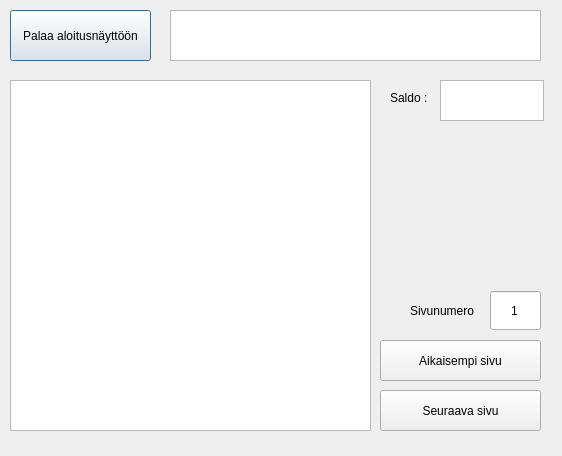
Old version of the form PankkiAutomaatti/exe/selaatilitapahtumia.ui in the repository banksimul2022/group2.
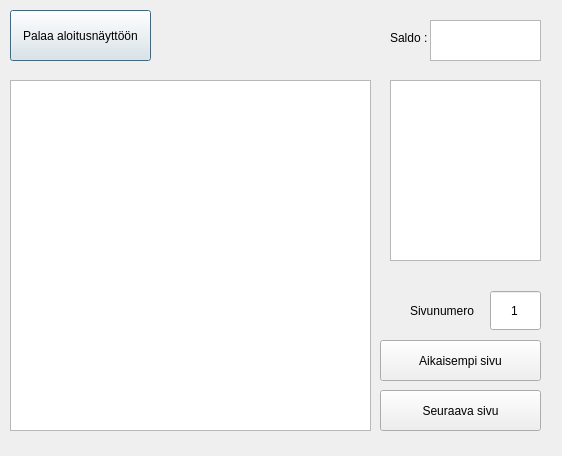
New version of the form.

The edit to the form file:
```diff
--- a/PankkiAutomaatti/exe/selaatilitapahtumia.ui
+++ b/PankkiAutomaatti/exe/selaatilitapahtumia.ui
@@ -663,10 +663,10 @@
   <widget class="QTextEdit" name="textEdit_2">
    <property name="geometry">
     <rect>
-     <x>170</x>
-     <y>10</y>
-     <width>371</width>
-     <height>51</height>
+     <x>390</x>
+     <y>80</y>
+     <width>151</width>
+     <height>181</height>
     </rect>
    </property>
    <property name="readOnly">
@@ -677,7 +677,7 @@
    <property name="geometry">
     <rect>
      <x>390</x>
-     <y>90</y>
+     <y>30</y>
      <width>49</width>
      <height>16</height>
     </rect>
@@ -689,9 +689,9 @@
   <widget class="QTextEdit" name="textEdit_3">
    <property name="geometry">
     <rect>
-     <x>440</x>
-     <y>80</y>
-     <width>104</width>
+     <x>430</x>
+     <y>20</y>
+     <width>111</width>
      <height>41</height>
     </rect>
    </property>
```
